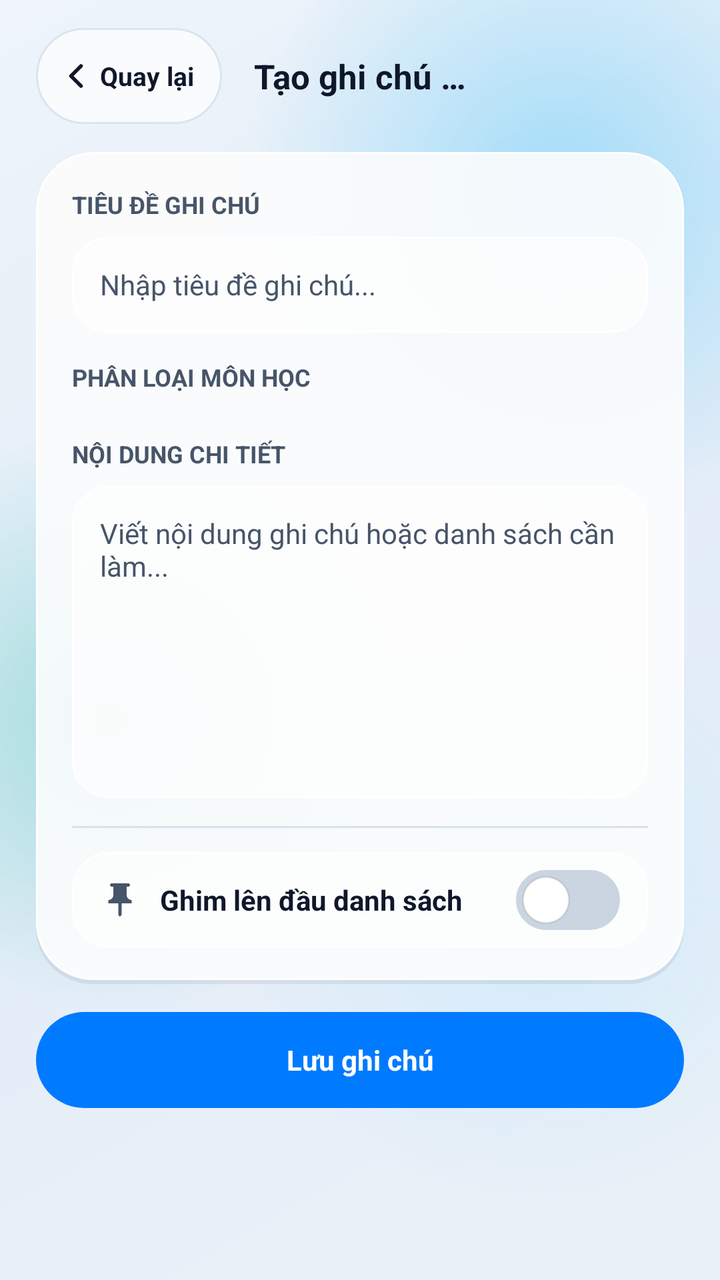
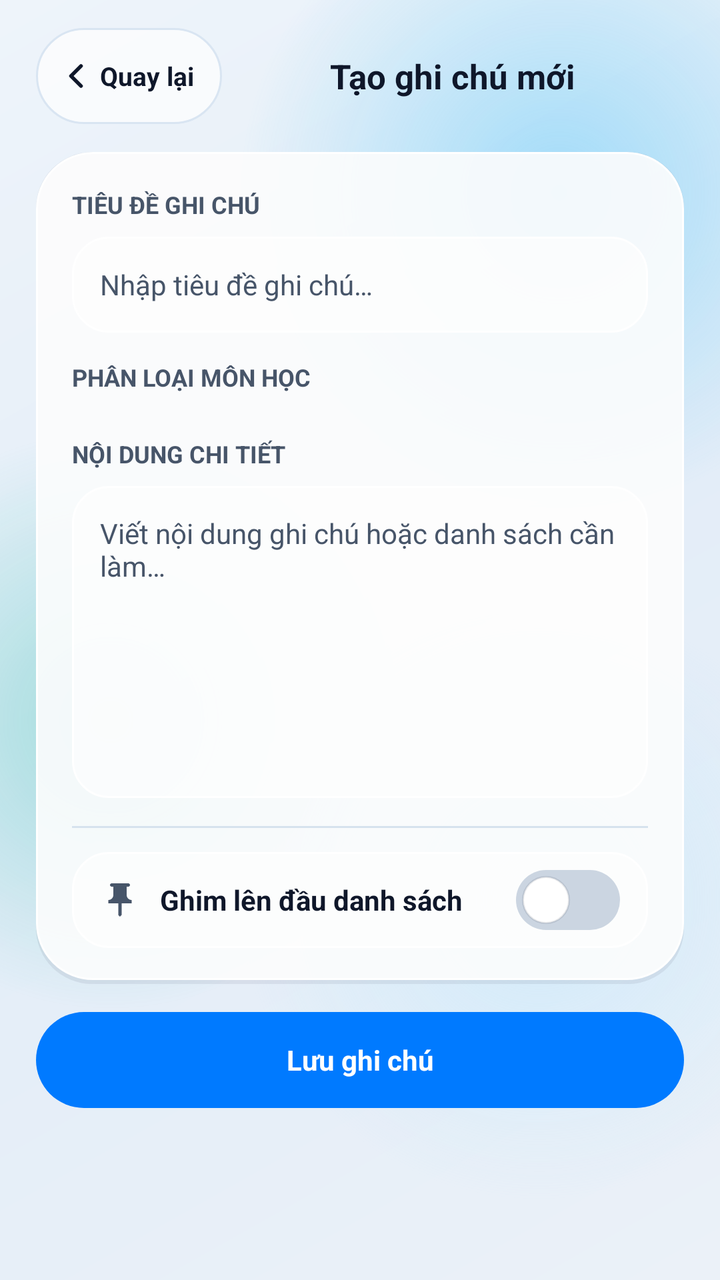

Screens rendered from an Android XML layout before and after an edit, with the pre-edit source and the edit as a unified diff.
<!-- AndroidManifest.xml: activity theme Theme.PocketKit -->
<!-- res/layout/activity_note_editor.xml -->
<?xml version="1.0" encoding="utf-8"?>
<FrameLayout xmlns:android="http://schemas.android.com/apk/res/android"
    xmlns:app="http://schemas.android.com/apk/res-auto"
    android:id="@+id/editorRoot"
    android:layout_width="match_parent"
    android:layout_height="match_parent"
    android:background="@drawable/bg_ambient_canvas">

    <include
        android:id="@+id/ambientBackdrop"
        layout="@layout/layout_ambient_backdrop" />

    <ScrollView
        android:id="@+id/editorScrollView"
        android:layout_width="match_parent"
        android:layout_height="match_parent"
        android:clipToPadding="false"
        android:fillViewport="true"
        android:scrollbars="none">

        <LinearLayout
            android:layout_width="match_parent"
            android:layout_height="wrap_content"
            android:orientation="vertical"
            android:paddingHorizontal="@dimen/screen_padding_h"
            android:paddingTop="@dimen/screen_padding_top"
            android:paddingBottom="40dp">

            <FrameLayout
                android:layout_width="match_parent"
                android:layout_height="wrap_content"
                android:layout_marginBottom="@dimen/section_gap"
                android:minHeight="@dimen/touch_target_min">

                <LinearLayout
                    android:id="@+id/btnBackEditor"
                    android:layout_width="wrap_content"
                    android:layout_height="wrap_content"
                    android:layout_gravity="start|center_vertical"
                    android:background="@drawable/bg_pill_secondary"
                    android:clickable="true"
                    android:focusable="true"
                    android:gravity="center_vertical"
                    android:minHeight="@dimen/touch_target_min"
                    android:orientation="horizontal"
                    android:paddingStart="10dp"
                    android:paddingEnd="14dp">

                    <ImageView
                        android:layout_width="@dimen/icon_size_md"
                        android:layout_height="@dimen/icon_size_md"
                        android:contentDescription="@string/editor_back"
                        android:src="@drawable/ic_back"
                        app:tint="@color/ink_primary" />

                    <TextView
                        android:layout_width="wrap_content"
                        android:layout_height="wrap_content"
                        android:layout_marginStart="2dp"
                        android:text="@string/editor_back"
                        android:textColor="@color/ink_primary"
                        android:textSize="@dimen/text_size_body"
                        android:textStyle="bold" />
                </LinearLayout>

                <TextView
                    android:id="@+id/tvEditorHeader"
                    android:layout_width="match_parent"
                    android:layout_height="wrap_content"
                    android:layout_gravity="center"
                    android:layout_marginHorizontal="108dp"
                    android:ellipsize="end"
                    android:gravity="center"
                    android:maxLines="1"
                    android:text="@string/editor_title_create"
                    android:textColor="@color/ink_primary"
                    android:textSize="@dimen/text_size_section_title"
                    android:textStyle="bold" />
            </FrameLayout>

            <LinearLayout
                android:layout_width="match_parent"
                android:layout_height="wrap_content"
                android:layout_marginBottom="@dimen/section_gap"
                android:background="@drawable/bg_glass_hero"
                android:orientation="vertical"
                android:padding="@dimen/card_padding">

                <TextView
                    android:layout_width="wrap_content"
                    android:layout_height="wrap_content"
                    android:text="@string/editor_label_title"
                    android:textColor="@color/ink_secondary"
                    android:textSize="@dimen/text_size_caption"
                    android:textStyle="bold" />

                <EditText
                    android:id="@+id/edtNoteTitle"
                    android:layout_width="match_parent"
                    android:layout_height="wrap_content"
                    android:layout_marginTop="8dp"
                    android:layout_marginBottom="@dimen/section_gap"
                    android:background="@drawable/bg_glass_inner"
                    android:hint="@string/editor_hint_title"
                    android:importantForAutofill="no"
                    android:inputType="textCapSentences"
                    android:minHeight="@dimen/input_min_height"
                    android:paddingHorizontal="14dp"
                    android:textColor="@color/ink_primary"
                    android:textColorHint="@color/ink_secondary"
                    android:textSize="@dimen/text_size_input" />

                <TextView
                    android:layout_width="wrap_content"
                    android:layout_height="wrap_content"
                    android:text="@string/editor_label_category"
                    android:textColor="@color/ink_secondary"
                    android:textSize="@dimen/text_size_caption"
                    android:textStyle="bold" />

                <HorizontalScrollView
                    android:layout_width="match_parent"
                    android:layout_height="wrap_content"
                    android:layout_marginTop="8dp"
                    android:layout_marginBottom="@dimen/section_gap"
                    android:clipToPadding="false"
                    android:scrollbars="none">

                    <LinearLayout
                        android:id="@+id/layoutEditorCategories"
                        android:layout_width="wrap_content"
                        android:layout_height="wrap_content"
                        android:gravity="center_vertical"
                        android:orientation="horizontal" />
                </HorizontalScrollView>

                <TextView
                    android:layout_width="wrap_content"
                    android:layout_height="wrap_content"
                    android:text="@string/editor_label_content"
                    android:textColor="@color/ink_secondary"
                    android:textSize="@dimen/text_size_caption"
                    android:textStyle="bold" />

                <EditText
                    android:id="@+id/edtNoteContent"
                    android:layout_width="match_parent"
                    android:layout_height="wrap_content"
                    android:layout_marginTop="8dp"
                    android:layout_marginBottom="@dimen/section_gap"
                    android:background="@drawable/bg_glass_inner"
                    android:gravity="top|start"
                    android:hint="@string/editor_hint_content"
                    android:importantForAutofill="no"
                    android:inputType="textMultiLine|textCapSentences"
                    android:minHeight="@dimen/editor_content_min_height"
                    android:padding="14dp"
                    android:textColor="@color/ink_primary"
                    android:textColorHint="@color/ink_secondary"
                    android:textSize="@dimen/text_size_input" />

                <View
                    android:layout_width="match_parent"
                    android:layout_height="1dp"
                    android:layout_marginBottom="@dimen/card_gap"
                    android:background="@drawable/divider_hairline" />

                <LinearLayout
                    android:id="@+id/layoutPinToggle"
                    android:layout_width="match_parent"
                    android:layout_height="wrap_content"
                    android:background="@drawable/bg_glass_inner"
                    android:clickable="true"
                    android:focusable="true"
                    android:gravity="center_vertical"
                    android:minHeight="@dimen/touch_target_min"
                    android:orientation="horizontal"
                    android:paddingHorizontal="14dp"
                    android:paddingVertical="8dp">

                    <ImageView
                        android:id="@+id/ivEditorPinIcon"
                        android:layout_width="@dimen/icon_size_md"
                        android:layout_height="@dimen/icon_size_md"
                        android:contentDescription="@string/note_pin_desc"
                        android:src="@drawable/ic_pin"
                        app:tint="@color/ink_secondary" />

                    <TextView
                        android:layout_width="0dp"
                        android:layout_height="wrap_content"
                        android:layout_marginStart="10dp"
                        android:layout_weight="1"
                        android:text="@string/editor_pin_label"
                        android:textColor="@color/ink_primary"
                        android:textSize="@dimen/text_size_input"
                        android:textStyle="bold" />

                    <FrameLayout
                        android:id="@+id/pinSwitchTrack"
                        android:layout_width="52dp"
                        android:layout_height="30dp"
                        android:layout_marginStart="12dp"
                        android:background="@drawable/bg_switch_track_off"
                        android:padding="3dp">

                        <View
                            android:id="@+id/pinSwitchThumb"
                            android:layout_width="24dp"
                            android:layout_height="24dp"
                            android:background="@drawable/bg_switch_thumb" />
                    </FrameLayout>
                </LinearLayout>
            </LinearLayout>

            <TextView
                android:id="@+id/btnSaveNote"
                android:layout_width="match_parent"
                android:layout_height="wrap_content"
                android:background="@drawable/bg_pill_primary"
                android:clickable="true"
                android:focusable="true"
                android:gravity="center"
                android:minHeight="@dimen/touch_target_min"
                android:text="@string/editor_btn_save"
                android:textColor="@color/white"
                android:textSize="@dimen/text_size_input"
                android:textStyle="bold" />

            <TextView
                android:id="@+id/btnDeleteNote"
                android:layout_width="match_parent"
                android:layout_height="wrap_content"
                android:layout_marginTop="10dp"
                android:background="@drawable/bg_pill_danger_soft"
                android:clickable="true"
                android:focusable="true"
                android:gravity="center"
                android:minHeight="@dimen/touch_target_min"
                android:text="@string/editor_btn_delete"
                android:textColor="@color/accent_danger"
                android:textSize="@dimen/text_size_input"
                android:textStyle="bold"
                android:visibility="gone" />
        </LinearLayout>
    </ScrollView>
</FrameLayout>
<!-- res/layout/layout_ambient_backdrop.xml (included above) -->
<?xml version="1.0" encoding="utf-8"?>
<FrameLayout xmlns:android="http://schemas.android.com/apk/res/android"
    android:id="@+id/ambientBackdropView"
    android:layout_width="match_parent"
    android:layout_height="match_parent">

    <View
        android:layout_width="320dp"
        android:layout_height="320dp"
        android:layout_gravity="top|end"
        android:layout_marginTop="-64dp"
        android:layout_marginEnd="-80dp"
        android:background="@drawable/bg_orb_sky" />

    <View
        android:layout_width="290dp"
        android:layout_height="290dp"
        android:layout_gravity="center_vertical|start"
        android:layout_marginStart="-90dp"
        android:layout_marginTop="40dp"
        android:background="@drawable/bg_orb_mint" />

    <View
        android:layout_width="300dp"
        android:layout_height="300dp"
        android:layout_gravity="bottom|end"
        android:layout_marginEnd="-60dp"
        android:layout_marginBottom="40dp"
        android:background="@drawable/bg_orb_ice" />
</FrameLayout>
<!-- resources referenced by this layout -->
<resources>
  <!-- drawable bg_glass_hero (drawable) -->
  <?xml version="1.0" encoding="utf-8"?>
  <layer-list xmlns:android="http://schemas.android.com/apk/res/android">
      <item>
          <shape android:shape="rectangle">
              <solid android:color="#120F172A" />
              <corners android:radius="28dp" />
          </shape>
      </item>
      <item android:bottom="2dp">
          <shape android:shape="rectangle">
              <solid android:color="@color/glass_hero_fill" />
              <stroke
                  android:width="1dp"
                  android:color="@color/glass_rim_bright" />
              <corners android:radius="28dp" />
          </shape>
      </item>
  </layer-list>
  <!-- drawable bg_orb_ice (drawable) -->
  <?xml version="1.0" encoding="utf-8"?>
  <shape xmlns:android="http://schemas.android.com/apk/res/android"
      android:shape="oval">
      <gradient
          android:type="radial"
          android:gradientRadius="50%p"
          android:startColor="@color/orb_ice"
          android:endColor="#00BAE6FD" />
  </shape>
  <!-- drawable bg_orb_mint (drawable) -->
  <?xml version="1.0" encoding="utf-8"?>
  <shape xmlns:android="http://schemas.android.com/apk/res/android"
      android:shape="oval">
      <gradient
          android:type="radial"
          android:gradientRadius="50%p"
          android:startColor="@color/orb_mint"
          android:endColor="#0014B8A6" />
  </shape>
  <!-- drawable bg_orb_sky (drawable) -->
  <?xml version="1.0" encoding="utf-8"?>
  <shape xmlns:android="http://schemas.android.com/apk/res/android"
      android:shape="oval">
      <gradient
          android:type="radial"
          android:gradientRadius="50%p"
          android:startColor="@color/orb_sky"
          android:endColor="#0038BDF8" />
  </shape>
  <!-- drawable bg_pill_danger_soft (drawable) -->
  <?xml version="1.0" encoding="utf-8"?>
  <shape xmlns:android="http://schemas.android.com/apk/res/android"
      android:shape="rectangle">
      <solid android:color="@color/accent_danger_soft" />
      <stroke
          android:width="1dp"
          android:color="#33DC2626" />
      <corners android:radius="24dp" />
  </shape>
  <!-- drawable bg_switch_thumb (drawable) -->
  <?xml version="1.0" encoding="utf-8"?>
  <shape xmlns:android="http://schemas.android.com/apk/res/android"
      android:shape="oval">
      <solid android:color="@color/white" />
      <stroke
          android:width="1dp"
          android:color="#1A0F172A" />
  </shape>
  <!-- drawable bg_switch_track_off (drawable) -->
  <?xml version="1.0" encoding="utf-8"?>
  <shape xmlns:android="http://schemas.android.com/apk/res/android"
      android:shape="rectangle">
      <solid android:color="#FFCBD5E1" />
      <corners android:radius="16dp" />
  </shape>
  <string name="editor_hint_content">Viết nội dung ghi chú hoặc danh sách cần làm...</string>
  <string name="editor_hint_title">Nhập tiêu đề ghi chú...</string>
  <!-- unchanged entries left out for length: 49 -->
</resources>

<!-- the commit's change to res/layout/activity_note_editor.xml (unified diff, before → after) -->
@@ -6,9 +6,13 @@
     android:layout_height="match_parent"
     android:background="@drawable/bg_ambient_canvas">
 
-    <include
-        android:id="@+id/ambientBackdrop"
-        layout="@layout/layout_ambient_backdrop" />
+    <FrameLayout
+        android:id="@+id/ambientBackdropView"
+        android:layout_width="match_parent"
+        android:layout_height="match_parent">
+
+        <include layout="@layout/layout_ambient_backdrop" />
+    </FrameLayout>
 
     <ScrollView
         android:id="@+id/editorScrollView"
@@ -24,27 +28,28 @@
             android:orientation="vertical"
             android:paddingHorizontal="@dimen/screen_padding_h"
             android:paddingTop="@dimen/screen_padding_top"
-            android:paddingBottom="40dp">
-
-            <FrameLayout
+            android:paddingBottom="@dimen/editor_bottom_padding">
+
+            <LinearLayout
                 android:layout_width="match_parent"
                 android:layout_height="wrap_content"
                 android:layout_marginBottom="@dimen/section_gap"
-                android:minHeight="@dimen/touch_target_min">
+                android:gravity="center_vertical"
+                android:minHeight="@dimen/touch_target_min"
+                android:orientation="horizontal">
 
                 <LinearLayout
                     android:id="@+id/btnBackEditor"
                     android:layout_width="wrap_content"
                     android:layout_height="wrap_content"
-                    android:layout_gravity="start|center_vertical"
                     android:background="@drawable/bg_pill_secondary"
                     android:clickable="true"
                     android:focusable="true"
                     android:gravity="center_vertical"
                     android:minHeight="@dimen/touch_target_min"
                     android:orientation="horizontal"
-                    android:paddingStart="10dp"
-                    android:paddingEnd="14dp">
+                    android:paddingStart="@dimen/pill_compact_padding_h"
+                    android:paddingEnd="@dimen/chip_padding_h">
 
                     <ImageView
                         android:layout_width="@dimen/icon_size_md"
@@ -56,7 +61,7 @@
                     <TextView
                         android:layout_width="wrap_content"
                         android:layout_height="wrap_content"
-                        android:layout_marginStart="2dp"
+                        android:layout_marginStart="@dimen/micro_gap"
                         android:text="@string/editor_back"
                         android:textColor="@color/ink_primary"
                         android:textSize="@dimen/text_size_body"
@@ -65,10 +70,10 @@
 
                 <TextView
                     android:id="@+id/tvEditorHeader"
-                    android:layout_width="match_parent"
-                    android:layout_height="wrap_content"
-                    android:layout_gravity="center"
-                    android:layout_marginHorizontal="108dp"
+                    android:layout_width="0dp"
+                    android:layout_height="wrap_content"
+                    android:layout_marginHorizontal="@dimen/chip_gap"
+                    android:layout_weight="1"
                     android:ellipsize="end"
                     android:gravity="center"
                     android:maxLines="1"
@@ -76,7 +81,19 @@
                     android:textColor="@color/ink_primary"
                     android:textSize="@dimen/text_size_section_title"
                     android:textStyle="bold" />
-            </FrameLayout>
+
+                <ImageButton
+                    android:id="@+id/btnDeleteNote"
+                    android:layout_width="@dimen/touch_target_min"
+                    android:layout_height="@dimen/touch_target_min"
+                    android:background="@drawable/bg_pill_danger_soft"
+                    android:clickable="true"
+                    android:contentDescription="@string/editor_btn_delete"
+                    android:focusable="true"
+                    android:scaleType="center"
+                    android:src="@drawable/ic_delete"
+                    android:visibility="gone" />
+            </LinearLayout>
 
             <LinearLayout
                 android:layout_width="match_parent"
@@ -98,14 +115,14 @@
                     android:id="@+id/edtNoteTitle"
                     android:layout_width="match_parent"
                     android:layout_height="wrap_content"
-                    android:layout_marginTop="8dp"
+                    android:layout_marginTop="@dimen/chip_gap"
                     android:layout_marginBottom="@dimen/section_gap"
                     android:background="@drawable/bg_glass_inner"
                     android:hint="@string/editor_hint_title"
                     android:importantForAutofill="no"
                     android:inputType="textCapSentences"
                     android:minHeight="@dimen/input_min_height"
-                    android:paddingHorizontal="14dp"
+                    android:paddingHorizontal="@dimen/chip_padding_h"
                     android:textColor="@color/ink_primary"
                     android:textColorHint="@color/ink_secondary"
                     android:textSize="@dimen/text_size_input" />
@@ -121,7 +138,7 @@
                 <HorizontalScrollView
                     android:layout_width="match_parent"
                     android:layout_height="wrap_content"
-                    android:layout_marginTop="8dp"
+                    android:layout_marginTop="@dimen/chip_gap"
                     android:layout_marginBottom="@dimen/section_gap"
                     android:clipToPadding="false"
                     android:scrollbars="none">
@@ -146,7 +163,7 @@
                     android:id="@+id/edtNoteContent"
                     android:layout_width="match_parent"
                     android:layout_height="wrap_content"
-                    android:layout_marginTop="8dp"
+                    android:layout_marginTop="@dimen/chip_gap"
                     android:layout_marginBottom="@dimen/section_gap"
                     android:background="@drawable/bg_glass_inner"
                     android:gravity="top|start"
@@ -154,14 +171,14 @@
                     android:importantForAutofill="no"
                     android:inputType="textMultiLine|textCapSentences"
                     android:minHeight="@dimen/editor_content_min_height"
-                    android:padding="14dp"
+                    android:padding="@dimen/card_padding_compact"
                     android:textColor="@color/ink_primary"
                     android:textColorHint="@color/ink_secondary"
                     android:textSize="@dimen/text_size_input" />
 
                 <View
                     android:layout_width="match_parent"
-                    android:layout_height="1dp"
+                    android:layout_height="@dimen/hairline_height"
                     android:layout_marginBottom="@dimen/card_gap"
                     android:background="@drawable/divider_hairline" />
 
@@ -175,8 +192,8 @@
                     android:gravity="center_vertical"
                     android:minHeight="@dimen/touch_target_min"
                     android:orientation="horizontal"
-                    android:paddingHorizontal="14dp"
-                    android:paddingVertical="8dp">
+                    android:paddingHorizontal="@dimen/chip_padding_h"
+                    android:paddingVertical="@dimen/chip_padding_v">
 
                     <ImageView
                         android:id="@+id/ivEditorPinIcon"
@@ -189,7 +206,7 @@
                     <TextView
                         android:layout_width="0dp"
                         android:layout_height="wrap_content"
-                        android:layout_marginStart="10dp"
+                        android:layout_marginStart="@dimen/dialog_button_gap"
                         android:layout_weight="1"
                         android:text="@string/editor_pin_label"
                         android:textColor="@color/ink_primary"
@@ -198,16 +215,16 @@
 
                     <FrameLayout
                         android:id="@+id/pinSwitchTrack"
-                        android:layout_width="52dp"
-                        android:layout_height="30dp"
-                        android:layout_marginStart="12dp"
+                        android:layout_width="@dimen/switch_width"
+                        android:layout_height="@dimen/switch_height"
+                        android:layout_marginStart="@dimen/card_gap"
                         android:background="@drawable/bg_switch_track_off"
-                        android:padding="3dp">
+                        android:padding="@dimen/switch_padding">
 
                         <View
                             android:id="@+id/pinSwitchThumb"
-                            android:layout_width="24dp"
-                            android:layout_height="24dp"
+                            android:layout_width="@dimen/switch_thumb_size"
+                            android:layout_height="@dimen/switch_thumb_size"
                             android:background="@drawable/bg_switch_thumb" />
                     </FrameLayout>
                 </LinearLayout>
@@ -226,53 +243,34 @@
                 android:textColor="@color/white"
                 android:textSize="@dimen/text_size_input"
                 android:textStyle="bold" />
-
-            <TextView
-                android:id="@+id/btnDeleteNote"
-                android:layout_width="match_parent"
-                android:layout_height="wrap_content"
-                android:layout_marginTop="10dp"
-                android:background="@drawable/bg_pill_danger_soft"
-                android:clickable="true"
-                android:focusable="true"
-                android:gravity="center"
-                android:minHeight="@dimen/touch_target_min"
-                android:text="@string/editor_btn_delete"
-                android:textColor="@color/accent_danger"
-                android:textSize="@dimen/text_size_input"
-                android:textStyle="bold"
-                android:visibility="gone" />
         </LinearLayout>
     </ScrollView>
 </FrameLayout>
 <!-- res/layout/layout_ambient_backdrop.xml (included above) -->
 <?xml version="1.0" encoding="utf-8"?>
-<FrameLayout xmlns:android="http://schemas.android.com/apk/res/android"
-    android:id="@+id/ambientBackdropView"
-    android:layout_width="match_parent"
-    android:layout_height="match_parent">
+<merge xmlns:android="http://schemas.android.com/apk/res/android">
 
     <View
-        android:layout_width="320dp"
-        android:layout_height="320dp"
+        android:layout_width="@dimen/orb_sky_size"
+        android:layout_height="@dimen/orb_sky_size"
         android:layout_gravity="top|end"
-        android:layout_marginTop="-64dp"
-        android:layout_marginEnd="-80dp"
+        android:layout_marginTop="@dimen/orb_sky_top_margin"
+        android:layout_marginEnd="@dimen/orb_sky_end_margin"
         android:background="@drawable/bg_orb_sky" />
 
     <View
-        android:layout_width="290dp"
-        android:layout_height="290dp"
+        android:layout_width="@dimen/orb_mint_size"
+        android:layout_height="@dimen/orb_mint_size"
         android:layout_gravity="center_vertical|start"
-        android:layout_marginStart="-90dp"
-        android:layout_marginTop="40dp"
+        android:layout_marginStart="@dimen/orb_mint_start_margin"
+        android:layout_marginTop="@dimen/orb_offset_v"
         android:background="@drawable/bg_orb_mint" />
 
     <View
-        android:layout_width="300dp"
-        android:layout_height="300dp"
+        android:layout_width="@dimen/orb_ice_size"
+        android:layout_height="@dimen/orb_ice_size"
         android:layout_gravity="bottom|end"
-        android:layout_marginEnd="-60dp"
-        android:layout_marginBottom="40dp"
+        android:layout_marginEnd="@dimen/orb_ice_end_margin"
+        android:layout_marginBottom="@dimen/orb_offset_v"
         android:background="@drawable/bg_orb_ice" />
-</FrameLayout>
+</merge>
<!-- resource entries referenced after the edit -->
@@ -1,11 +1,32 @@
 <!-- resources referenced by this layout -->
 <resources>
+  <dimen name="card_padding_compact">14dp</dimen>
+  <dimen name="chip_gap">8dp</dimen>
+  <dimen name="chip_padding_h">14dp</dimen>
+  <dimen name="chip_padding_v">8dp</dimen>
+  <dimen name="dialog_button_gap">10dp</dimen>
+  <dimen name="editor_bottom_padding">40dp</dimen>
+  <dimen name="hairline_height">1dp</dimen>
+  <dimen name="micro_gap">2dp</dimen>
+  <dimen name="orb_ice_end_margin">-60dp</dimen>
+  <dimen name="orb_ice_size">300dp</dimen>
+  <dimen name="orb_mint_size">290dp</dimen>
+  <dimen name="orb_mint_start_margin">-90dp</dimen>
+  <dimen name="orb_offset_v">40dp</dimen>
+  <dimen name="orb_sky_end_margin">-80dp</dimen>
+  <dimen name="orb_sky_size">320dp</dimen>
+  <dimen name="orb_sky_top_margin">-64dp</dimen>
+  <dimen name="pill_compact_padding_h">10dp</dimen>
+  <dimen name="switch_height">30dp</dimen>
+  <dimen name="switch_padding">3dp</dimen>
+  <dimen name="switch_thumb_size">24dp</dimen>
+  <dimen name="switch_width">52dp</dimen>
   <!-- drawable bg_glass_hero (drawable) -->
   <?xml version="1.0" encoding="utf-8"?>
   <layer-list xmlns:android="http://schemas.android.com/apk/res/android">
       <item>
           <shape android:shape="rectangle">
-              <solid android:color="#120F172A" />
+              <solid android:color="@color/glass_stroke_hero" />
               <corners android:radius="28dp" />
           </shape>
       </item>
@@ -27,7 +48,7 @@
           android:type="radial"
           android:gradientRadius="50%p"
           android:startColor="@color/orb_ice"
-          android:endColor="#00BAE6FD" />
+          android:endColor="@color/orb_ice_edge" />
   </shape>
   <!-- drawable bg_orb_mint (drawable) -->
   <?xml version="1.0" encoding="utf-8"?>
@@ -37,7 +58,7 @@
           android:type="radial"
           android:gradientRadius="50%p"
           android:startColor="@color/orb_mint"
-          android:endColor="#0014B8A6" />
+          android:endColor="@color/orb_mint_edge" />
   </shape>
   <!-- drawable bg_orb_sky (drawable) -->
   <?xml version="1.0" encoding="utf-8"?>
@@ -47,7 +68,7 @@
           android:type="radial"
           android:gradientRadius="50%p"
           android:startColor="@color/orb_sky"
-          android:endColor="#0038BDF8" />
+          android:endColor="@color/orb_sky_edge" />
   </shape>
   <!-- drawable bg_pill_danger_soft (drawable) -->
   <?xml version="1.0" encoding="utf-8"?>
@@ -56,7 +77,7 @@
       <solid android:color="@color/accent_danger_soft" />
       <stroke
           android:width="1dp"
-          android:color="#33DC2626" />
+          android:color="@color/accent_danger_border" />
       <corners android:radius="24dp" />
   </shape>
   <!-- drawable bg_switch_thumb (drawable) -->
@@ -66,17 +87,39 @@
       <solid android:color="@color/white" />
       <stroke
           android:width="1dp"
-          android:color="#1A0F172A" />
+          android:color="@color/glass_stroke_switch_thumb" />
   </shape>
   <!-- drawable bg_switch_track_off (drawable) -->
   <?xml version="1.0" encoding="utf-8"?>
   <shape xmlns:android="http://schemas.android.com/apk/res/android"
       android:shape="rectangle">
-      <solid android:color="#FFCBD5E1" />
+      <solid android:color="@color/switch_track_off" />
       <corners android:radius="16dp" />
   </shape>
-  <string name="editor_hint_content">Viết nội dung ghi chú hoặc danh sách cần làm...</string>
-  <string name="editor_hint_title">Nhập tiêu đề ghi chú...</string>
+  <!-- drawable ic_delete (drawable) -->
+  <?xml version="1.0" encoding="utf-8"?>
+  <vector xmlns:android="http://schemas.android.com/apk/res/android"
+      android:width="20dp"
+      android:height="20dp"
+      android:viewportWidth="24"
+      android:viewportHeight="24">
+      <path
+          android:fillColor="@android:color/transparent"
+          android:pathData="M4.5,7H19.5M9,7V4.8Q9,3.5 10.3,3.5H13.7Q15,3.5 15,4.8V7M6,7L7,18.8Q7.2,20.5 9,20.5H15Q16.8,20.5 17,18.8L18,7M10,11V16.5M14,11V16.5"
+          android:strokeColor="@color/accent_danger"
+          android:strokeLineCap="round"
+          android:strokeLineJoin="round"
+          android:strokeWidth="2.0" />
+  </vector>
+  <string name="editor_hint_content">Viết nội dung ghi chú hoặc danh sách cần làm…</string>
+  <string name="editor_hint_title">Nhập tiêu đề ghi chú…</string>
+  <color name="glass_stroke_hero">#120F172A</color>
+  <color name="orb_ice_edge">#00BAE6FD</color>
+  <color name="orb_mint_edge">#0014B8A6</color>
+  <color name="orb_sky_edge">#0038BDF8</color>
+  <color name="accent_danger_border">#33DC2626</color>
+  <color name="glass_stroke_switch_thumb">#1A0F172A</color>
+  <color name="switch_track_off">#FFCBD5E1</color>
   <!-- unchanged entries left out for length: 49 -->
 </resources>
 
